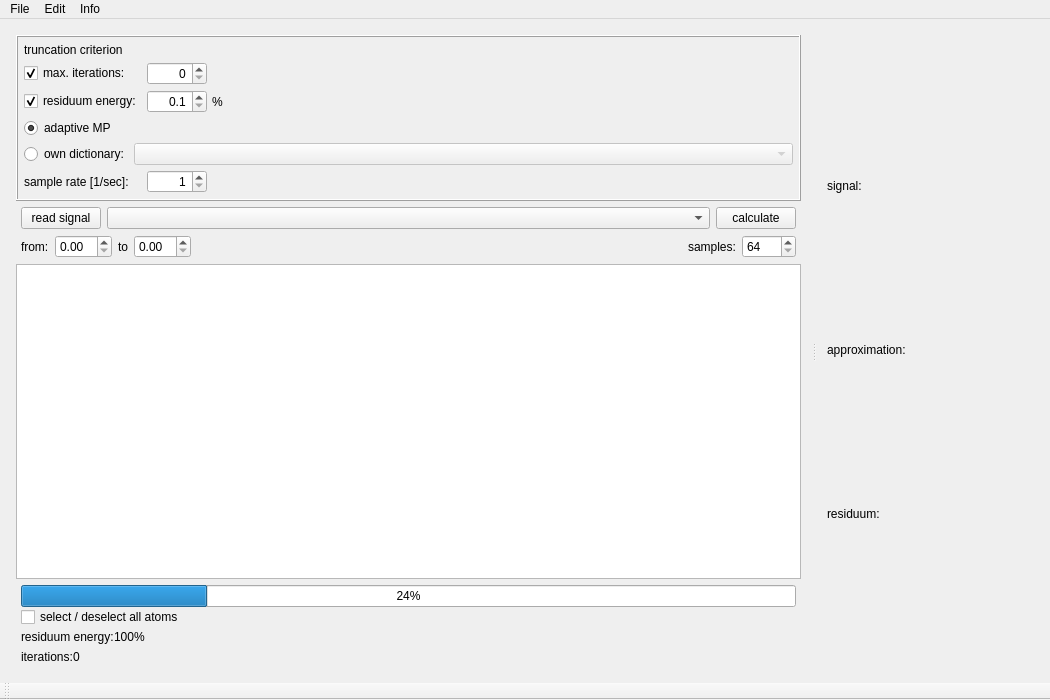
Qt form examples/matchingPursuit/mainwindow.ui (mne-tools/mne-cpp) before a commit.
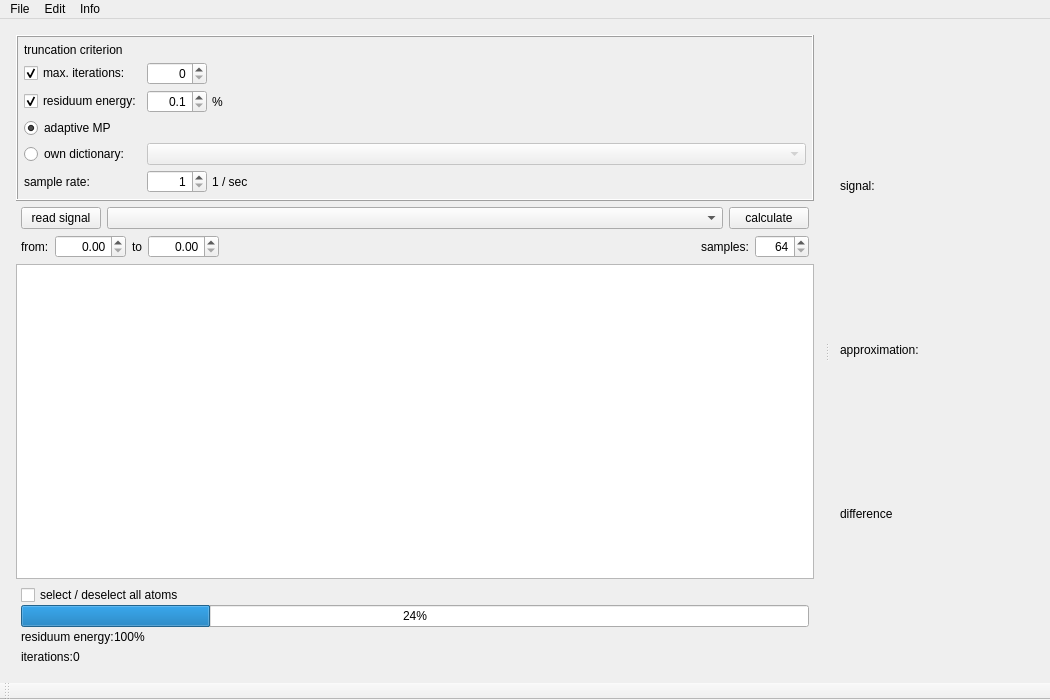
The same form after that commit. Icons and pictures are not drawn.

Commit message: CHG: add residuum to resultlisz, tristate allselected

Diff of the .ui file:
```diff
--- a/examples/matchingPursuit/mainwindow.ui
+++ b/examples/matchingPursuit/mainwindow.ui
@@ -115,19 +115,6 @@
                </property>
               </widget>
              </item>
-             <item row="10" column="1" colspan="4">
-              <widget class="QComboBox" name="cb_Dicts">
-               <property name="enabled">
-                <bool>false</bool>
-               </property>
-               <property name="minimumSize">
-                <size>
-                 <width>70</width>
-                 <height>0</height>
-                </size>
-               </property>
-              </widget>
-             </item>
              <item row="9" column="0" colspan="2">
               <widget class="QRadioButton" name="rb_adativMp">
                <property name="text">
@@ -151,13 +138,6 @@
                </property>
               </widget>
              </item>
-             <item row="10" column="0">
-              <widget class="QRadioButton" name="rb_OwnDictionary">
-               <property name="text">
-                <string>own dictionary:</string>
-               </property>
-              </widget>
-             </item>
              <item row="7" column="2">
               <widget class="QDoubleSpinBox" name="dsb_energy">
                <property name="alignment">
@@ -193,7 +173,7 @@
              <item row="11" column="0" colspan="2">
               <widget class="QLabel" name="label">
                <property name="text">
-                <string>sample rate [1/sec]:</string>
+                <string>sample rate:</string>
                </property>
               </widget>
              </item>
@@ -210,6 +190,33 @@
                </property>
               </widget>
              </item>
+             <item row="10" column="2" colspan="3">
+              <widget class="QComboBox" name="cb_Dicts">
+               <property name="enabled">
+                <bool>false</bool>
+               </property>
+               <property name="minimumSize">
+                <size>
+                 <width>70</width>
+                 <height>0</height>
+                </size>
+               </property>
+              </widget>
+             </item>
+             <item row="10" column="0" colspan="2">
+              <widget class="QRadioButton" name="rb_OwnDictionary">
+               <property name="text">
+                <string>own dictionary:</string>
+               </property>
+              </widget>
+             </item>
+             <item row="11" column="3">
+              <widget class="QLabel" name="l_unit">
+               <property name="text">
+                <string>1 / sec</string>
+               </property>
+              </widget>
+             </item>
             </layout>
            </item>
           </layout>
@@ -276,7 +283,17 @@
            </widget>
           </item>
           <item>
-           <widget class="QDoubleSpinBox" name="dsb_from"/>
+           <widget class="QDoubleSpinBox" name="dsb_from">
+            <property name="alignment">
+             <set>Qt::AlignRight|Qt::AlignTrailing|Qt::AlignVCenter</set>
+            </property>
+            <property name="maximum">
+             <double>9999.989999999999782</double>
+            </property>
+            <property name="singleStep">
+             <double>0.100000000000000</double>
+            </property>
+           </widget>
           </item>
           <item>
            <widget class="QLabel" name="lb_to">
@@ -286,7 +303,17 @@
            </widget>
           </item>
           <item>
-           <widget class="QDoubleSpinBox" name="dsb_to"/>
+           <widget class="QDoubleSpinBox" name="dsb_to">
+            <property name="alignment">
+             <set>Qt::AlignRight|Qt::AlignTrailing|Qt::AlignVCenter</set>
+            </property>
+            <property name="maximum">
+             <double>9999.989999999999782</double>
+            </property>
+            <property name="singleStep">
+             <double>0.100000000000000</double>
+            </property>
+           </widget>
           </item>
           <item>
            <spacer name="horizontalSpacer_3">
@@ -310,6 +337,9 @@
           </item>
           <item>
            <widget class="QSpinBox" name="sb_sample_count">
+            <property name="alignment">
+             <set>Qt::AlignRight|Qt::AlignTrailing|Qt::AlignVCenter</set>
+            </property>
             <property name="minimum">
              <number>64</number>
             </property>
@@ -334,6 +364,16 @@
           <property name="rightMargin">
            <number>5</number>
           </property>
+          <item>
+           <widget class="QCheckBox" name="cb_all_select">
+            <property name="text">
+             <string>select / deselect all atoms</string>
+            </property>
+            <property name="tristate">
+             <bool>true</bool>
+            </property>
+           </widget>
+          </item>
           <item>
            <widget class="QProgressBar" name="progressBarCalc">
             <property name="sizePolicy">
@@ -347,13 +387,6 @@
             </property>
            </widget>
           </item>
-          <item>
-           <widget class="QCheckBox" name="cb_all_select">
-            <property name="text">
-             <string>select / deselect all atoms</string>
-            </property>
-           </widget>
-          </item>
           <item>
            <layout class="QHBoxLayout" name="l_res_energy">
             <property name="spacing">
@@ -505,7 +538,7 @@
            </sizepolicy>
           </property>
           <property name="text">
-           <string>residuum:</string>
+           <string>difference</string>
           </property>
          </widget>
         </item>
```
The commit also changes 1 other file.
